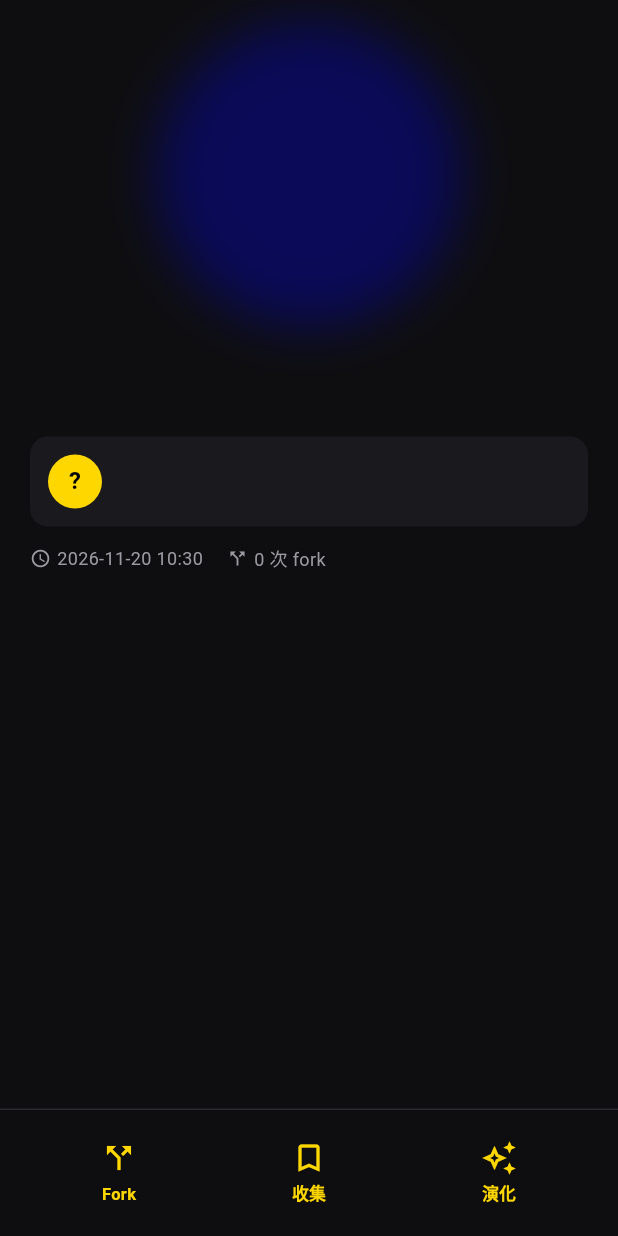
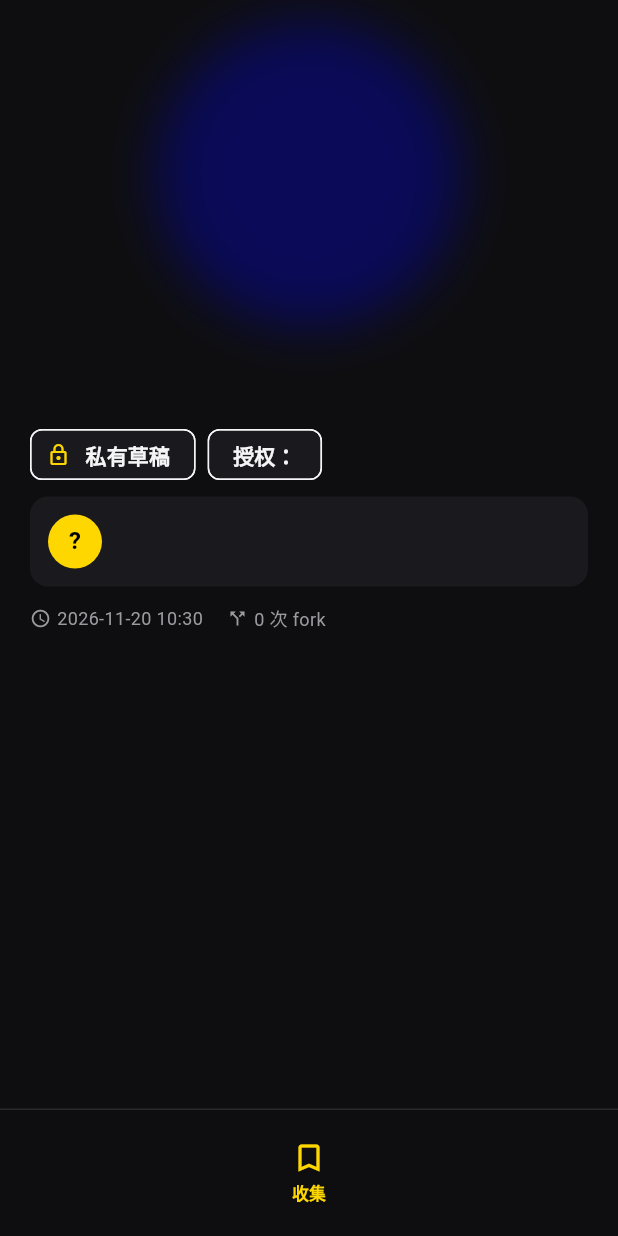
Before and after one commit to nihcya/ideas, a Flutter app: the _DetailBody widget shown alone on an empty page, opened directly with empty values, on a phone screen of 412 x 824 dp. Run offline on Flutter 3.47's test engine with Material 3 defaults, Android fonts, the phone set to English and light mode, and no system bars; our stand-ins replace dio, flutter_riverpod, flutter_secure_storage, go_router; missing offline and left inert: dart:html; accounts and stored records are empty; network calls fail.

Commit message:
feat(frontend): show publication state and gate derivative actions

```diff
--- a/idea-app/frontend/lib/screens/idea_detail_screen.dart
+++ b/idea-app/frontend/lib/screens/idea_detail_screen.dart
@@ -588,7 +588,31 @@ class _DetailBody extends StatelessWidget {
               detail.content,
               style: const TextStyle(fontSize: 16, height: 1.7),
             ),
-            const SizedBox(height: 24),
+            const SizedBox(height: 16),
+            Wrap(
+              spacing: 8,
+              runSpacing: 8,
+              children: [
+                Chip(
+                  avatar: Icon(
+                    detail.visibility == 'public' ? Icons.public : Icons.lock_outline,
+                    size: 16,
+                  ),
+                  label: Text(
+                    detail.publicationStatus == 'published'
+                        ? (detail.visibility == 'public' ? '已公开' : '已发布·私有')
+                        : (detail.publicationStatus == 'archived' ? '已归档' : '私有草稿'),
+                  ),
+                  visualDensity: VisualDensity.compact,
+                ),
+                if (detail.licenseCode != null)
+                  Chip(
+                    label: Text('授权：${detail.licenseCode}'),
+                    visualDensity: VisualDensity.compact,
+                  ),
+              ],
+            ),
+            const SizedBox(height: 8),
             // 作者信息
             Container(
               padding: const EdgeInsets.all(12),
@@ -700,6 +724,7 @@ class _DetailBody extends StatelessWidget {
               top: false,
               child: Row(
                 children: [
+                  if (detail.isForkable)
                     Expanded(
                       child: _ActionButton(
                         icon: Icons.call_split,
@@ -717,10 +742,11 @@ class _DetailBody extends StatelessWidget {
                       onTap: () => onToggleCollect(detail.isInVault),
                     ),
                   ),
+                  if (detail.isForkable)
                     Expanded(
                       child: _ActionButton(
                         icon: Icons.auto_awesome_outlined,
-                      label: '演化',
+                        label: '碰撞 / 演化',
                         onTap: onEvolveMenu,
                       ),
                     ),
```
Lines whose indentation alone changed are shown as unchanged.
